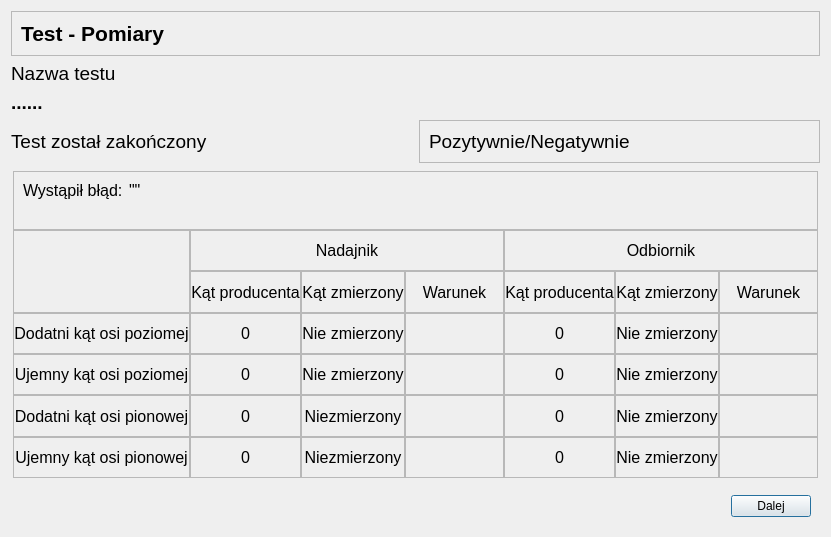
First picture: the form in CzujkiLinioweApp/oknopodsumowanietestu.ui, repository wiacekmarcin/CzujkiLiniowe, before the edit.
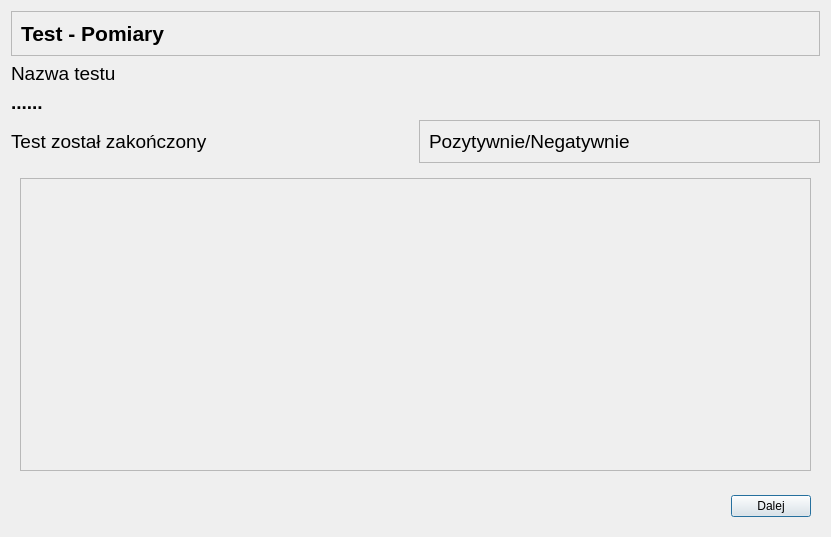
Second picture: the form after the edit. Icons and pictures are not drawn.

Patch:
```diff
--- a/CzujkiLinioweApp/oknopodsumowanietestu.ui
+++ b/CzujkiLinioweApp/oknopodsumowanietestu.ui
@@ -142,7 +142,7 @@
    <item row="6" column="0" colspan="2">
     <widget class="QStackedWidget" name="stackedWidget">
      <property name="currentIndex">
-      <number>2</number>
+      <number>3</number>
      </property>
      <widget class="QWidget" name="odtwarzalnosc">
       <layout class="QGridLayout" name="gridLayout_odtwarzalnosc">
@@ -1446,6 +1446,21 @@
        </item>
       </layout>
      </widget>
+     <widget class="QWidget" name="szybkiezmianytlumienia">
+      <layout class="QGridLayout" name="gridLayout_4">
+       <item row="0" column="0">
+        <widget class="QFrame" name="frSzybkieZmianyPrzebieg">
+         <property name="frameShape">
+          <enum>QFrame::StyledPanel</enum>
+         </property>
+         <property name="frameShadow">
+          <enum>QFrame::Raised</enum>
+         </property>
+         <layout class="QGridLayout" name="szybkiezmianytlumieniagridlayout"/>
+        </widget>
+       </item>
+      </layout>
+     </widget>
     </widget>
    </item>
   </layout>
```
